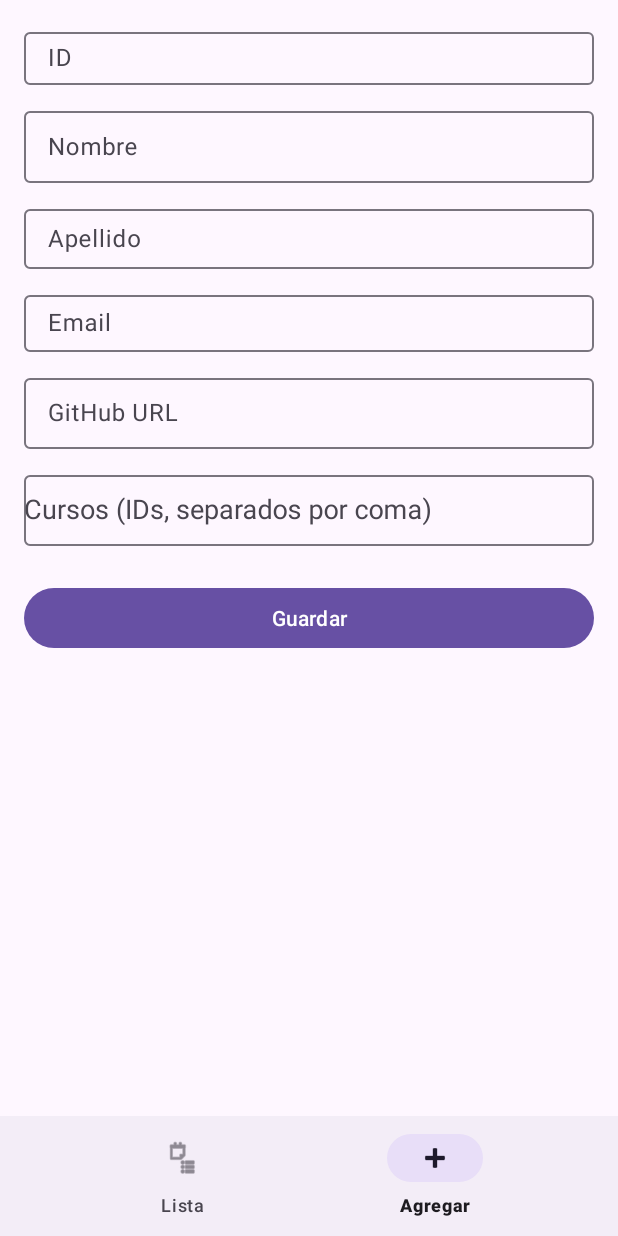
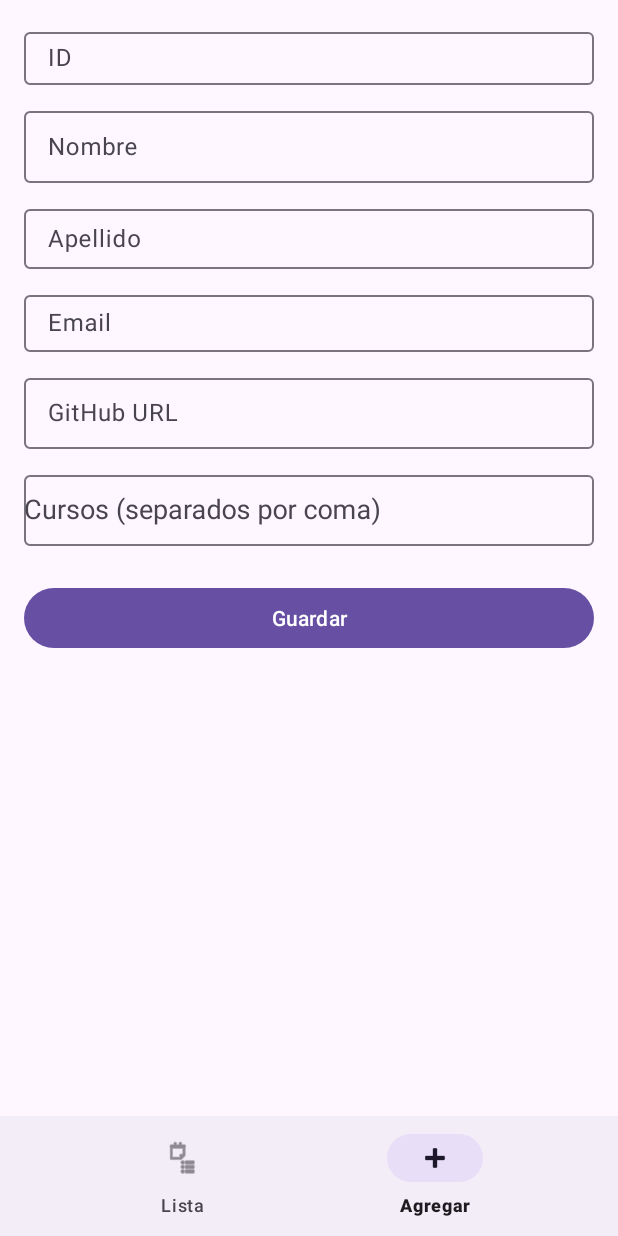
Before and after one commit to DarkYusu/Ejercicio_API, an Android app: the EstudianteAddFragment screen opened through its navigation route, on a phone screen of 412 x 824 dp. Run offline under Robolectric (Android 15) with nearby library versions, the phone set to English and light mode, and no system bars; our stand-ins replace navigation-ui.

Commit message:
Refactor dialog title and update course hint text for clarity

```diff
--- a/app/src/main/java/com/aplicaciones_android/ejercicioapi/ui/EstudiantesListFragment.kt
+++ b/app/src/main/java/com/aplicaciones_android/ejercicioapi/ui/EstudiantesListFragment.kt
@@ -176,7 +176,7 @@ class EstudiantesListFragment : Fragment() {
         etCursos.setText(prefillCursos)
 
         AlertDialog.Builder(ctx)
-            .setTitle("Editar estudiante #${estudiante.id}")
+            .setTitle("Editar estudiante ID ${estudiante.id}")
             .setView(dialogView)
             .setPositiveButton(R.string.btn_guardar) { d, _ ->
                 d.dismiss()
--- a/app/src/main/res/values/strings.xml
+++ b/app/src/main/res/values/strings.xml
@@ -26,7 +26,7 @@
     <string name="hint_apellido">Apellido</string>
     <string name="hint_email">Email</string>
     <string name="hint_github">GitHub URL</string>
-    <string name="hint_cursos">Cursos (IDs, separados por coma)</string>
+    <string name="hint_cursos"> Cursos (separados por coma)</string>
     <string name="hint_id">ID</string>
     <string name="btn_guardar">Guardar</string>
     <string name="msg_campos_obligatorios">Nombre, Apellido y Email son obligatorios</string>
```
